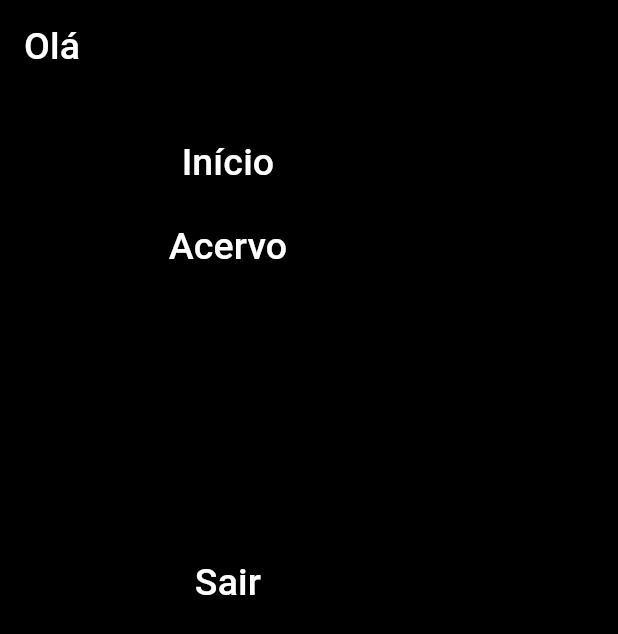
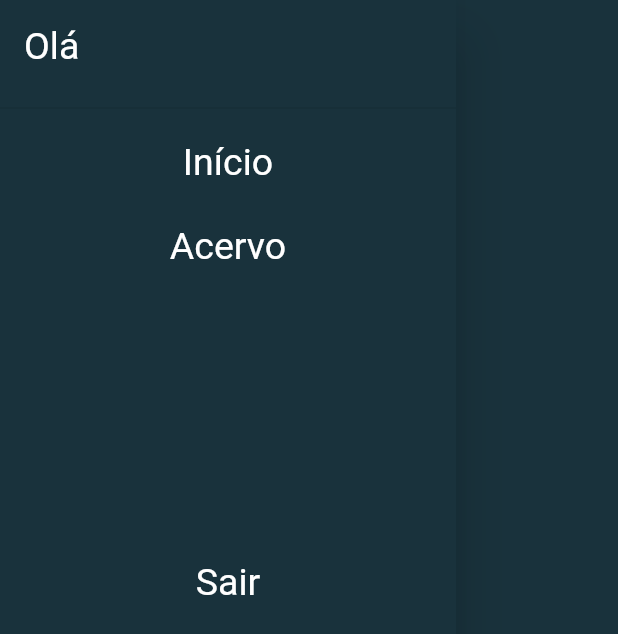
Before and after one commit to guisp03/Bookworm-App, a Flutter app: the CustomDrawer widget shown alone on an empty page, opened directly, on a phone screen of 412 x 824 dp. Shown: the top 634 px of the screen. Run offline on Flutter 3.47's test engine with Material 2 defaults, Android fonts, the phone set to English and light mode, and no system bars; missing offline and left inert: http_interceptor; Roboto replaces fonts that are missing (Josefin Sans).

Commit message:
Alterações nas cores

```diff
--- a/bookworm/lib/components/customAppBar.dart
+++ b/bookworm/lib/components/customAppBar.dart
@@ -15,7 +15,7 @@ class CustomAppBar extends PreferredSize {
         title,
         style: Theme.of(context).textTheme.headline6,
       ),
-      backgroundColor: Colors.black87,
+      backgroundColor: Colors.transparent,
       elevation: 0.3,
       centerTitle: true,
     );
--- a/bookworm/lib/components/customBlackSwatch.dart
+++ /dev/null
@@ -1,16 +0,0 @@
-import 'package:flutter/material.dart';
-
-const int _blackPrimaryValue = 0xFF000000;
-
-MaterialColor customBlack = MaterialColor(_blackPrimaryValue, <int, Color>{
-  50: Color(0xFF000000),
-  100: Color(0xFF000000),
-  200: Color(0xFF000000),
-  300: Color(0xFF000000),
-  400: Color(0xFF000000),
-  500: Color(_blackPrimaryValue),
-  600: Color(0xFF000000),
-  700: Color(0xFF000000),
-  800: Color(0xFF000000),
-  900: Color(0xFF000000),
-});
--- a/bookworm/lib/components/customDrawer.dart
+++ b/bookworm/lib/components/customDrawer.dart
@@ -16,7 +16,7 @@ class CustomDrawer extends StatelessWidget {
             child: DrawerHeader(
               child: Text(
                 'Olá',
-                style: Theme.of(context).textTheme.subtitle2,
+                style: Theme.of(context).textTheme.subtitle1,
               ),
             ),
           ),
@@ -64,7 +64,7 @@ class CustomListTile extends StatelessWidget {
     return ListTile(
       title: Text(
         title,
-        style: Theme.of(context).textTheme.subtitle2,
+        style: Theme.of(context).textTheme.subtitle1,
         textAlign: TextAlign.center,
       ),
       onTap: () => onClick(),
```
Also changed, not shown: bookworm/lib/main.dart (+12 -15 lines), bookworm/lib/screens/productsList.dart (+18 -9 lines).
